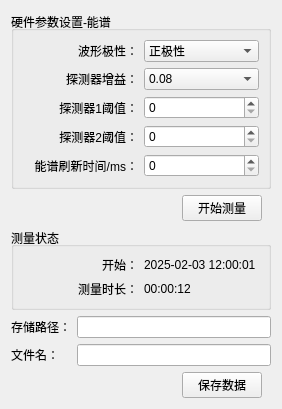
Qt form spectrumModel.ui (MrXiaomao/Cu_Activation) before a commit.
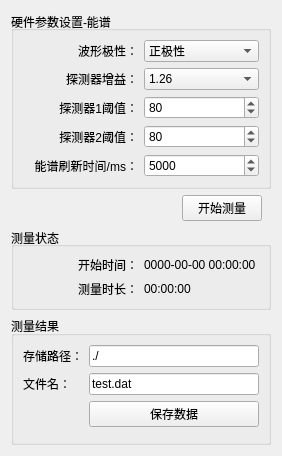
The same form after that commit.

Commit message: # 能谱和波形数据保存

The edit to the form file:
```diff
--- a/spectrumModel.ui
+++ b/spectrumModel.ui
@@ -7,7 +7,7 @@
     <x>0</x>
     <y>0</y>
     <width>278</width>
-    <height>361</height>
+    <height>433</height>
    </rect>
   </property>
   <property name="windowTitle">
@@ -61,7 +61,7 @@
           </widget>
          </item>
          <item row="0" column="1">
-          <widget class="QComboBox" name="comboBox_2">
+          <widget class="QComboBox" name="comboBox">
            <item>
             <property name="text">
              <string>正极性</string>
@@ -85,7 +85,10 @@
           </widget>
          </item>
          <item row="1" column="1">
-          <widget class="QComboBox" name="comboBox">
+          <widget class="QComboBox" name="comboBox_4">
+           <property name="currentIndex">
+            <number>4</number>
+           </property>
            <item>
             <property name="text">
              <string>0.08</string>
@@ -139,10 +142,16 @@
           </widget>
          </item>
          <item row="2" column="1">
-          <widget class="QSpinBox" name="spinBox_2">
+          <widget class="QSpinBox" name="spinBox">
+           <property name="minimum">
+            <number>1</number>
+           </property>
            <property name="maximum">
             <number>65535</number>
            </property>
+           <property name="value">
+            <number>80</number>
+           </property>
           </widget>
          </item>
          <item row="3" column="0">
@@ -156,10 +165,16 @@
           </widget>
          </item>
          <item row="3" column="1">
-          <widget class="QSpinBox" name="spinBox_3">
+          <widget class="QSpinBox" name="spinBox_2">
+           <property name="minimum">
+            <number>1</number>
+           </property>
            <property name="maximum">
             <number>65535</number>
            </property>
+           <property name="value">
+            <number>80</number>
+           </property>
           </widget>
          </item>
          <item row="4" column="0">
@@ -173,10 +188,13 @@
           </widget>
          </item>
          <item row="4" column="1">
-          <widget class="QSpinBox" name="spinBox">
+          <widget class="QSpinBox" name="spinBox_3">
            <property name="maximum">
             <number>3600000</number>
            </property>
+           <property name="value">
+            <number>5000</number>
+           </property>
           </widget>
          </item>
         </layout>
@@ -232,14 +250,14 @@
          <item row="0" column="1">
           <widget class="QLabel" name="label_2">
            <property name="text">
-            <string>2025-02-03 12:00:01</string>
+            <string>0000-00-00 00:00:00</string>
            </property>
           </widget>
          </item>
          <item row="0" column="0">
           <widget class="QLabel" name="label">
            <property name="text">
-            <string>开始：</string>
+            <string>开始时间：</string>
            </property>
            <property name="alignment">
             <set>Qt::AlignRight|Qt::AlignTrailing|Qt::AlignVCenter</set>
@@ -259,7 +277,7 @@
          <item row="1" column="1">
           <widget class="QLabel" name="label_5">
            <property name="text">
-            <string>00:00:12</string>
+            <string>00:00:00</string>
            </property>
           </widget>
          </item>
@@ -267,29 +285,45 @@
        </widget>
       </item>
       <item>
-       <widget class="QWidget" name="widget" native="true">
+       <widget class="QGroupBox" name="groupBox">
+        <property name="layoutDirection">
+         <enum>Qt::LeftToRight</enum>
+        </property>
+        <property name="title">
+         <string>测量结果</string>
+        </property>
+        <property name="flat">
+         <bool>false</bool>
+        </property>
+        <property name="checkable">
+         <bool>false</bool>
+        </property>
         <layout class="QGridLayout" name="gridLayout_5">
          <property name="leftMargin">
-          <number>0</number>
+          <number>9</number>
          </property>
          <property name="topMargin">
-          <number>0</number>
+          <number>9</number>
          </property>
          <property name="rightMargin">
-          <number>0</number>
+          <number>9</number>
          </property>
          <property name="bottomMargin">
-          <number>0</number>
+          <number>9</number>
          </property>
-         <item row="0" column="0">
-          <widget class="QLabel" name="label_24">
-           <property name="text">
-            <string>存储路径：</string>
-           </property>
-          </widget>
-         </item>
          <item row="0" column="1">
-          <widget class="QLineEdit" name="lineEdit_20"/>
+          <widget class="QLineEdit" name="lineEdit_path">
+           <property name="text">
+            <string>./</string>
+           </property>
+          </widget>
+         </item>
+         <item row="1" column="1">
+          <widget class="QLineEdit" name="lineEdit_filename">
+           <property name="text">
+            <string>test.dat</string>
+           </property>
+          </widget>
          </item>
          <item row="1" column="0">
           <widget class="QLabel" name="label_55">
@@ -298,10 +332,14 @@
            </property>
           </widget>
          </item>
-         <item row="1" column="1">
-          <widget class="QLineEdit" name="lineEdit_27"/>
+         <item row="0" column="0">
+          <widget class="QLabel" name="label_24">
+           <property name="text">
+            <string>存储路径：</string>
+           </property>
+          </widget>
          </item>
-         <item row="2" column="0" colspan="2">
+         <item row="3" column="0" colspan="2">
           <widget class="QWidget" name="widget_3" native="true">
            <layout class="QHBoxLayout" name="horizontalLayout_3">
             <property name="leftMargin">
@@ -313,29 +351,16 @@
             <property name="bottomMargin">
              <number>0</number>
             </property>
-            <item>
-             <spacer name="horizontalSpacer_4">
-              <property name="orientation">
-               <enum>Qt::Horizontal</enum>
-              </property>
-              <property name="sizeHint" stdset="0">
-               <size>
-                <width>207</width>
-                <height>20</height>
-               </size>
-              </property>
-             </spacer>
-            </item>
-            <item>
-             <widget class="QPushButton" name="pushButton_save">
-              <property name="text">
-               <string>保存数据</string>
-              </property>
-             </widget>
-            </item>
            </layout>
           </widget>
          </item>
+         <item row="2" column="1">
+          <widget class="QPushButton" name="pushButton_save">
+           <property name="text">
+            <string>保存数据</string>
+           </property>
+          </widget>
+         </item>
         </layout>
        </widget>
       </item>
```
The commit also changes 35 other files.
